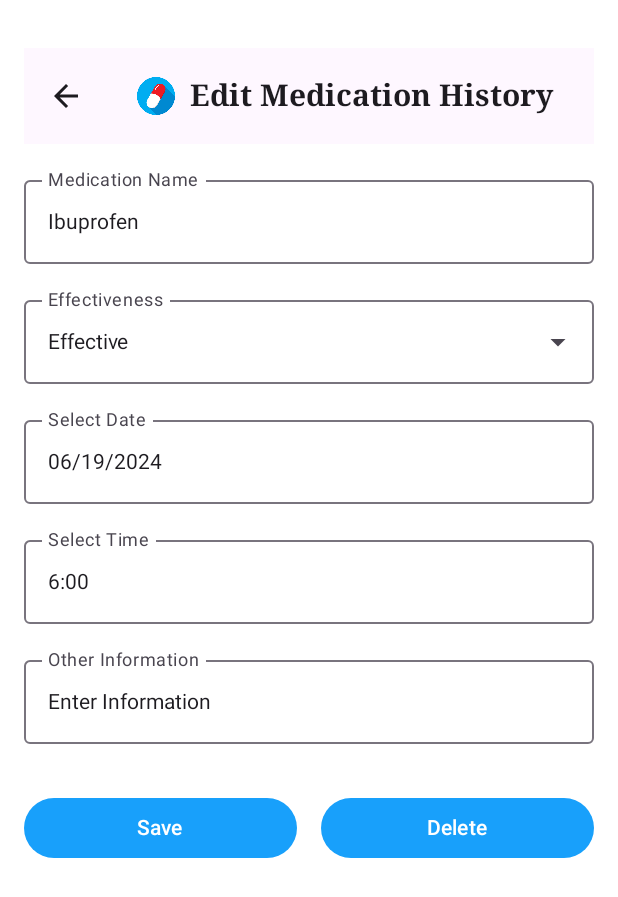
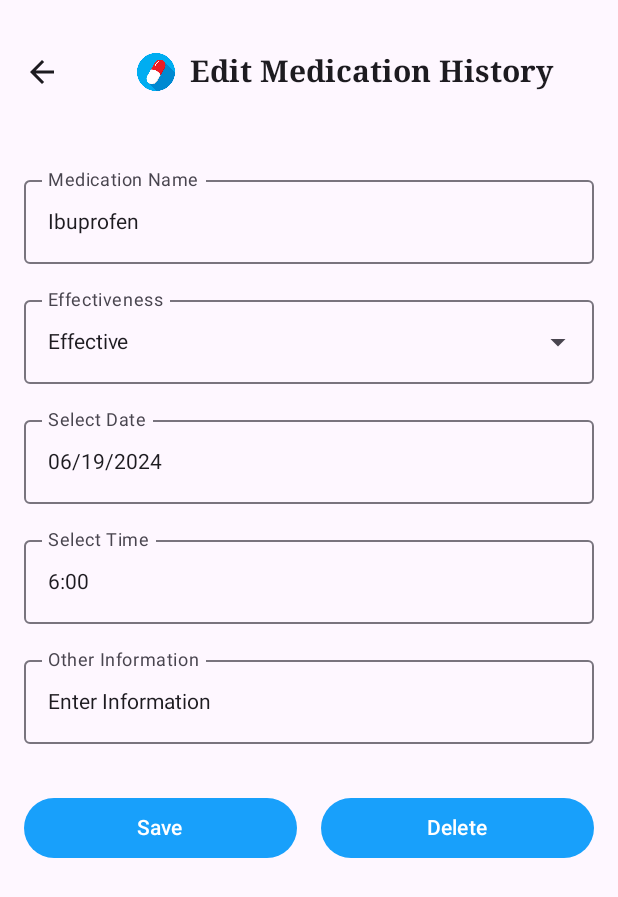
Before and after one commit to andrewliu6868/DoseDiary-Medication-and-Refill-Reminder-App, an Android app built with Jetpack Compose: the @Preview function EditMedPreview, on a phone screen of 412 x 824 dp. Shown: the top 897 px of the screen. Run offline under Robolectric (Android 15) with nearby library versions, the phone set to English and light mode, and no system bars.

Commit message:
Custom top app bar code cleanup

```diff
--- a/app/src/main/java/com/example/dosediary/view/EditMedHistory.kt
+++ b/app/src/main/java/com/example/dosediary/view/EditMedHistory.kt
@@ -29,11 +29,8 @@ fun EditMedication(navController: NavHostController) {
     val time = remember { mutableStateOf("6:00") }
     val text = remember { mutableStateOf("Enter Information") }
 
-    Column(
-        modifier = Modifier
-            .fillMaxSize()
-            .padding(16.dp)
-    ) {
+    Scaffold(
+        topBar = {
             CustomTopAppBar(
                 header = "Edit Medication History",
                 showNavigationIcon = true,
@@ -41,6 +38,14 @@ fun EditMedication(navController: NavHostController) {
                 imageResId = R.drawable.icon,  // Customizable icon
                 imageDescription = "App Icon"
             )
+        }
+    ) {innerPadding ->
+        Column(
+            modifier = Modifier
+                .fillMaxSize()
+                .padding(innerPadding)
+                .padding(16.dp)
+        ) {
             MedicationNameField(medicationName)
             Spacer(modifier = Modifier.height(16.dp))
             EffectivenessDropdown(selectedEffectiveness, effectivenessOptions)
@@ -54,6 +59,8 @@ fun EditMedication(navController: NavHostController) {
             ButtonRow(navController)
         }
     }
+}
+
 
 @Composable
 fun MedicationNameField(medicationName: MutableState<String>) {
```
Lines whose indentation alone changed are shown as unchanged.
